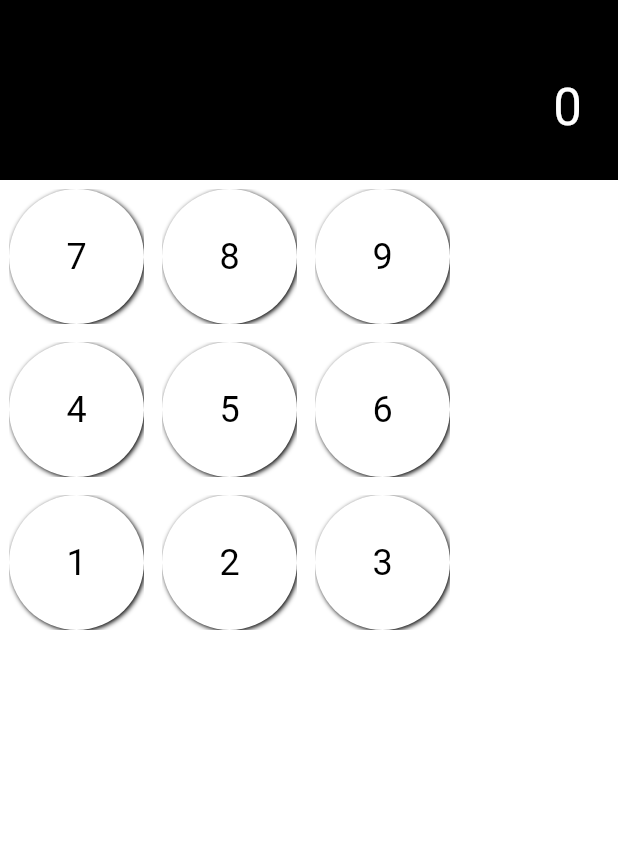
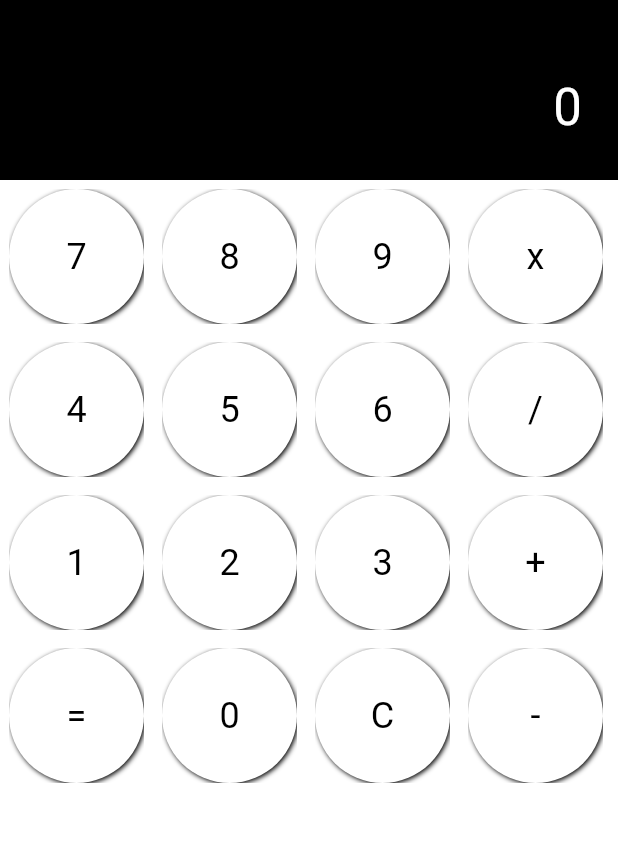
Before and after one commit to up1/course-flutter-101, a Flutter app: the screen it shows after launch, on a phone screen of 412 x 824 dp, the part 84-926 px from its top. Run offline on Flutter 3.47's test engine with Material 3 defaults, Android fonts, the phone set to English and light mode, and no system bars.

Commit message:
Refactor and add all buttons

```diff
--- a/workshop/app01/lib/calculator.dart
+++ b/workshop/app01/lib/calculator.dart
@@ -22,80 +22,51 @@ class _CalculatorState extends State<Calculator> {
         ResultDisplay(result: result.toInt()),
         Row(
           children: [
-            CalculatorButton(
-              label: '7',
-              onTap: () => {},
-              size: 90,
-              backgroundColor: Colors.white,
-              labelColor: Colors.black,
-            ),
-            CalculatorButton(
-              label: '8',
-              onTap: () => {},
-              size: 90,
-              backgroundColor: Colors.white,
-              labelColor: Colors.black,
-            ),
-            CalculatorButton(
-              label: '9',
-              onTap: () => {},
-              size: 90,
-              backgroundColor: Colors.white,
-              labelColor: Colors.black,
-            )
+            createCalculatorButton(text: "7", onTap: () => {}),
+            createCalculatorButton(text: "8", onTap: () => {}),
+            createCalculatorButton(text: "9", onTap: () => {}),
+            createCalculatorButton(text: "x", onTap: () => {}),
           ],
         ),
         Row(
           children: [
-            CalculatorButton(
-              label: '4',
-              onTap: () => {},
-              size: 90,
-              backgroundColor: Colors.white,
-              labelColor: Colors.black,
-            ),
-            CalculatorButton(
-              label: '5',
-              onTap: () => {},
-              size: 90,
-              backgroundColor: Colors.white,
-              labelColor: Colors.black,
-            ),
-            CalculatorButton(
-              label: '6',
-              onTap: () => {},
-              size: 90,
-              backgroundColor: Colors.white,
-              labelColor: Colors.black,
-            )
+            createCalculatorButton(text: "4", onTap: () => {}),
+            createCalculatorButton(text: "5", onTap: () => {}),
+            createCalculatorButton(text: "6", onTap: () => {}),
+            createCalculatorButton(text: "/", onTap: () => {}),
           ],
         ),
         Row(
           children: [
-            CalculatorButton(
-              label: '1',
-              onTap: () => {},
-              size: 90,
-              backgroundColor: Colors.white,
-              labelColor: Colors.black,
-            ),
-            CalculatorButton(
-              label: '2',
-              onTap: () => {},
-              size: 90,
-              backgroundColor: Colors.white,
-              labelColor: Colors.black,
-            ),
-            CalculatorButton(
-              label: '3',
-              onTap: () => {},
-              size: 90,
-              backgroundColor: Colors.white,
-              labelColor: Colors.black,
-            )
+            createCalculatorButton(text: "1", onTap: () => {}),
+            createCalculatorButton(text: "2", onTap: () => {}),
+            createCalculatorButton(text: "3", onTap: () => {}),
+            createCalculatorButton(text: "+", onTap: () => {}),
+          ],
+        ),
+        Row(
+          children: [
+            createCalculatorButton(text: "=", onTap: () => {}),
+            createCalculatorButton(text: "0", onTap: () => {}),
+            createCalculatorButton(text: "C", onTap: () => {}),
+            createCalculatorButton(text: "-", onTap: () => {}),
           ],
         )
       ]),
     );
   }
+
+  Widget createCalculatorButton(
+      {required String text,
+      required Function onTap,
+      Color backgroundColor = Colors.white,
+      Color textColor = Colors.black}) {
+    return CalculatorButton(
+      label: text,
+      onTap: onTap as void Function(),
+      size: 90,
+      backgroundColor: backgroundColor,
+      labelColor: textColor,
+    );
+  }
 }
```
